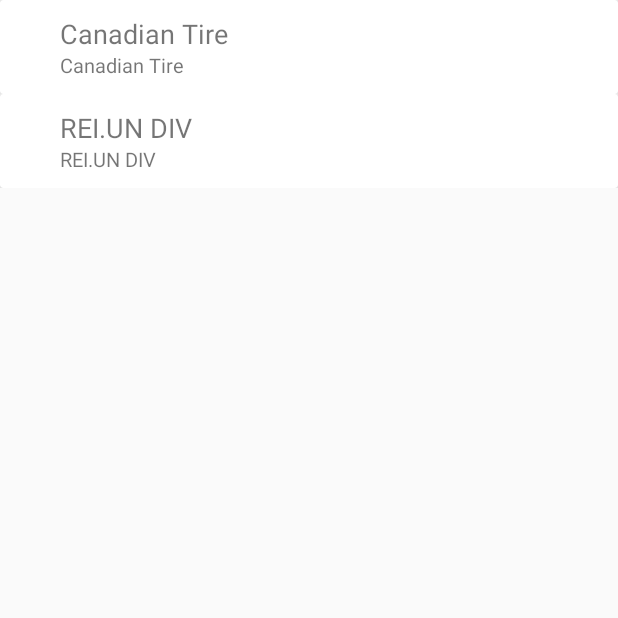
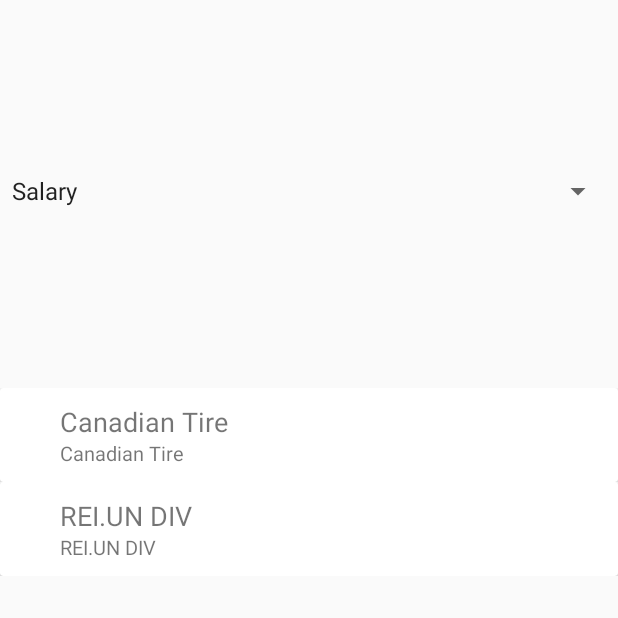
Before and after one commit to KavinTheG/FinanceOverview, an Android app: the Income screen opened directly, with no data from a screen before it, on a phone screen of 412 x 824 dp, the top half of it. Run offline under Robolectric (Android 15) with nearby library versions, the phone set to English and light mode, and no system bars.

Commit message:
Added a spinner (mutli-select option) on the income layout. Added some funcitonality, have not styled it yet.

```diff
--- a/app/src/main/java/com/example/financeoverview/Income.java
+++ b/app/src/main/java/com/example/financeoverview/Income.java
@@ -5,23 +5,47 @@
 import androidx.recyclerview.widget.RecyclerView;
 
 import android.os.Bundle;
+import android.view.View;
+import android.widget.Adapter;
+import android.widget.AdapterView;
+import android.widget.ArrayAdapter;
+import android.widget.Spinner;
+import android.widget.Toast;
 
 
-public class Income extends AppCompatActivity {
+public class Income extends AppCompatActivity implements AdapterView.OnItemSelectedListener {
 
     @Override
     protected void onCreate(Bundle savedInstanceState) {
         super.onCreate(savedInstanceState);
-        setContentView(R.layout.activity_revenue);
+        setContentView(R.layout.activity_income);
 
         String[] s1 = {"Canadian Tire", "REI.UN DIV"};
         String[] s2 = {"Hardware Associate", "test"};
 
-        RecyclerView recyclerView = findViewById(R.id.recyclyerView);
+
+        Spinner spinner = findViewById(R.id.income_spinner);
+
+        ArrayAdapter<CharSequence> adapter = ArrayAdapter.createFromResource(this, R.array.income_type, android.R.layout.simple_spinner_item);
+        spinner.setAdapter(adapter);
+        spinner.setOnItemSelectedListener(Income.this);
+
+        RecyclerView recyclerView = findViewById(R.id.recyclyerViewExpense);
 
         RecyclerViewAdapter myAdapter = new RecyclerViewAdapter(this, s1, s2);
         recyclerView.setAdapter(myAdapter);
         recyclerView.setLayoutManager(new LinearLayoutManager(this));
 
     }
+
+    @Override
+    public void onItemSelected(AdapterView<?> parent, View view, int position, long id) {
+        String text = parent.getItemAtPosition(position).toString();
+        Toast.makeText(parent.getContext(), text, Toast.LENGTH_SHORT).show();
+    }
+
+    @Override
+    public void onNothingSelected(AdapterView<?> parent) {
+
+    }
 }
--- a/app/src/main/res/layout/activity_expenses.xml
+++ b/app/src/main/res/layout/activity_expenses.xml
@@ -8,10 +8,9 @@
     tools:context=".Expenses">
 
     <androidx.recyclerview.widget.RecyclerView
-        android:layout_width="0dp"
-        android:layout_height="0dp"
-        app:layout_constraintBottom_toBottomOf="parent"
-        app:layout_constraintEnd_toEndOf="parent"
-        app:layout_constraintStart_toStartOf="parent"
-        app:layout_constraintTop_toTopOf="parent" />
+        android:id="@+id/recyclyerViewExpense"
+        android:layout_width="match_parent"
+        android:layout_height="match_parent"
+        tools:layout_editor_absoluteX="1dp"
+        tools:layout_editor_absoluteY="1dp" />
 </androidx.constraintlayout.widget.ConstraintLayout>
--- /dev/null
+++ b/app/src/main/res/layout/activity_income.xml
@@ -0,0 +1,29 @@
+<?xml version="1.0" encoding="utf-8"?>
+<androidx.constraintlayout.widget.ConstraintLayout xmlns:android="http://schemas.android.com/apk/res/android"
+    xmlns:app="http://schemas.android.com/apk/res-auto"
+    xmlns:tools="http://schemas.android.com/tools"
+    android:layout_width="match_parent"
+    android:layout_height="match_parent"
+    android:background="@color/background_material_light"
+    tools:context=".Income">
+
+    <androidx.recyclerview.widget.RecyclerView
+        android:id="@+id/recyclyerViewExpense"
+        android:layout_width="match_parent"
+
+        android:layout_marginBottom="440dp"
+        app:layout_constraintBottom_toBottomOf="parent"
+        tools:layout_editor_absoluteX="0dp"
+        android:layout_height="wrap_content" />
+
+    <Spinner
+        android:id="@+id/income_spinner"
+        android:layout_width="409dp"
+        android:layout_height="wrap_content"
+        android:minHeight="48dp"
+        app:layout_constraintBottom_toTopOf="@+id/recyclyerViewExpense"
+        app:layout_constraintStart_toStartOf="parent"
+        app:layout_constraintTop_toTopOf="parent"
+        app:layout_constraintVertical_bias="0.491"
+        tools:ignore="SpeakableTextPresentCheck" />
+</androidx.constraintlayout.widget.ConstraintLayout>
--- a/app/src/main/res/layout/activity_revenue.xml
+++ /dev/null
@@ -1,16 +0,0 @@
-<?xml version="1.0" encoding="utf-8"?>
-<androidx.constraintlayout.widget.ConstraintLayout xmlns:android="http://schemas.android.com/apk/res/android"
-    xmlns:app="http://schemas.android.com/apk/res-auto"
-    xmlns:tools="http://schemas.android.com/tools"
-    android:layout_width="match_parent"
-    android:layout_height="match_parent"
-    android:background="@color/background_material_light"
-    tools:context=".Income">
-
-    <androidx.recyclerview.widget.RecyclerView
-        android:id="@+id/recyclyerView"
-        android:layout_width="match_parent"
-        android:layout_height="match_parent"
-        tools:layout_editor_absoluteX="1dp"
-        tools:layout_editor_absoluteY="1dp" />
-</androidx.constraintlayout.widget.ConstraintLayout>
--- a/app/src/main/res/values/strings.xml
+++ b/app/src/main/res/values/strings.xml
@@ -1,3 +1,11 @@
 <resources>
     <string name="app_name">FinanceOverview</string>
+
+    <string-array name="income_type">
+        <item>Salary</item>
+        <item>Dividends</item>
+        <item>Interest</item>
+        <item>Freelance</item>
+        <item>Other</item>
+    </string-array>
 </resources>
```
